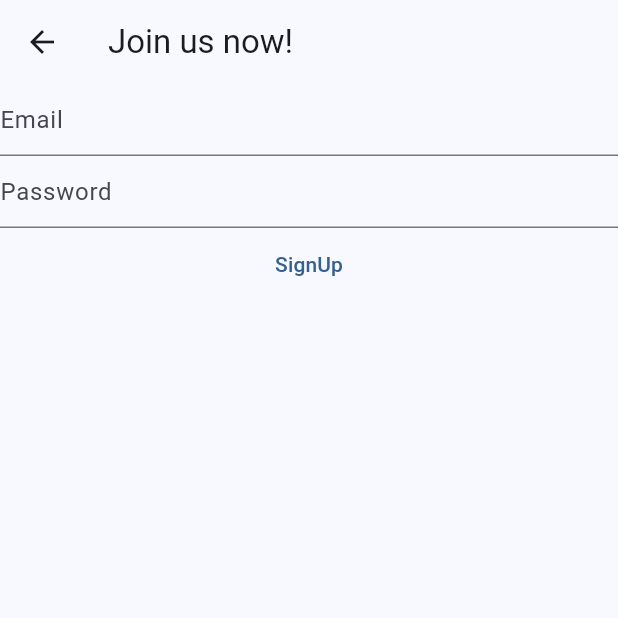
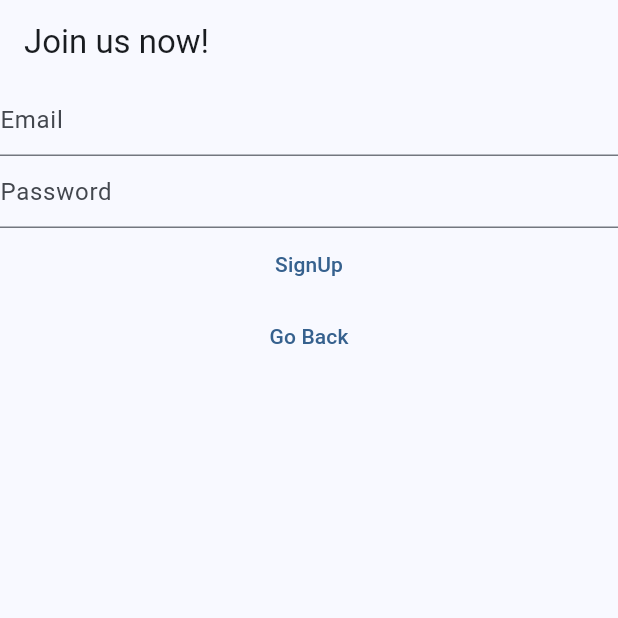
Before and after one commit to All506/flutter-app, a Flutter app: the RegisterView screen opened directly, on a phone screen of 412 x 824 dp, the top half of it. Run offline on Flutter 3.47's test engine with Material 2 defaults, Android fonts, the phone set to English and light mode, and no system bars; our stand-ins replace firebase_auth, firebase_core, logger; accounts and stored records are empty.

Commit message:
Routes
Most of the early routes /login/ /register/ are already working so navigation is posible

```diff
--- a/lib/views/register_view.dart
+++ b/lib/views/register_view.dart
@@ -1,9 +1,6 @@
 // ignore_for_file: avoid_print
-import 'package:dartstarter/views/login_view.dart';
-import 'package:firebase_core/firebase_core.dart';
 import 'package:flutter/material.dart';
 import 'package:firebase_auth/firebase_auth.dart';
-import '../firebase_options.dart';
 
 class RegisterView extends StatefulWidget {
   const RegisterView({super.key});
@@ -36,15 +33,7 @@
       appBar: AppBar(
         title: const Text('Join us now!'),
       ),
-      body: FutureBuilder(
-        future: //Initialize firebase to use it later on!
-            Firebase.initializeApp(
-          options: DefaultFirebaseOptions.currentPlatform,
-        ),
-        builder: (context, snapshot) {
-          switch (snapshot.connectionState) {
-            case ConnectionState.done:
-              return Column(
+      body: Column(
         children: [
           TextField(
             controller: _email,
@@ -81,12 +70,13 @@
             },
             child: const Text('SignUp'),
           ),
+          TextButton(
+              onPressed: () {
+                Navigator.of(context)
+                    .pushNamedAndRemoveUntil('/login/', (route) => false);
+              },
+              child: const Text("Go Back"))
         ],
-              );
-            default:
-              return Center(child: const CircularProgressIndicator());
-          }
-        },
       ),
     );
   }
```
Also changed, not shown: lib/main.dart (+14 -27 lines), lib/views/login_view.dart (+9 -19 lines), lib/views/verify_email_view.dart (added, +32 -0 lines). Lines whose indentation alone changed are shown as unchanged.
